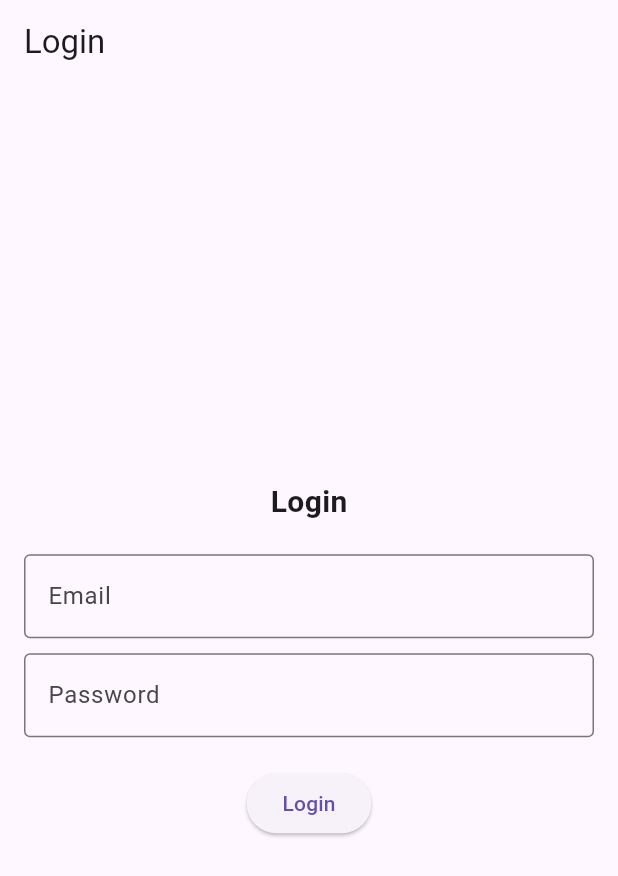
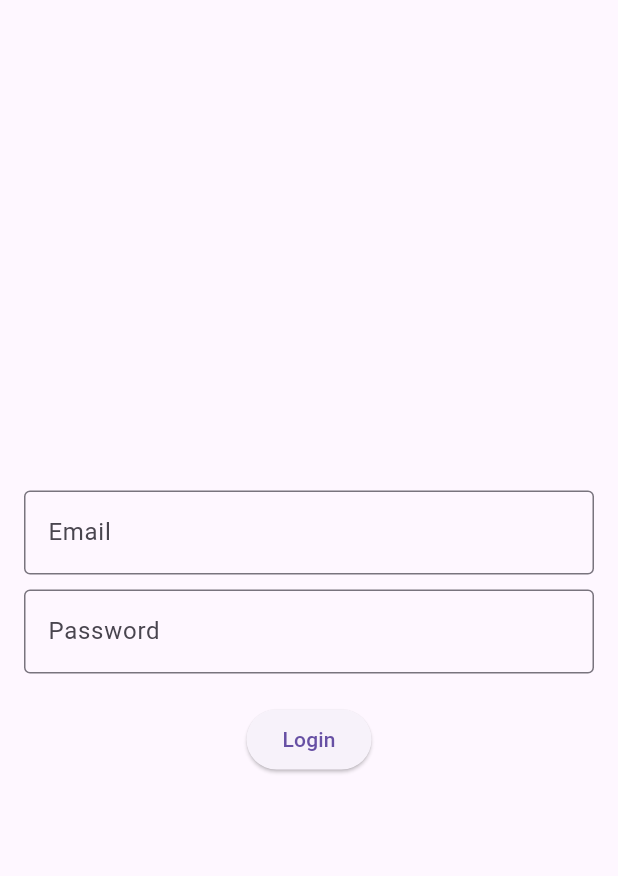
Before and after one commit to stilllove1511/chat_mobile, a Flutter app: the screen it shows after launch, on a phone screen of 412 x 824 dp. Shown: the top 876 px of the screen. Run offline on Flutter 3.47's test engine with Material 3 defaults, Android fonts, the light colour scheme and no system bars; our stand-ins replace dio, firebase_core, firebase_messaging, flutter_dotenv; accounts and stored records are empty.

Commit message:
Remove app bar and login title

```diff
--- a/lib/Screens/login_screen.dart
+++ b/lib/Screens/login_screen.dart
@@ -31,22 +31,12 @@ class _LoginScreen extends State<LoginScreen> {
     final messagingProvider = Provider.of<MessagingProvider>(context);
 
     return Scaffold(
-      appBar: AppBar(
-        title: const Text('Login'),
-      ),
       body: Padding(
         padding: const EdgeInsets.all(16.0),
         child: Center(
           child: Column(
             mainAxisAlignment: MainAxisAlignment.center,
             children: [
-              const Text(
-                'Login',
-                style: TextStyle(
-                  fontSize: 20,
-                  fontWeight: FontWeight.bold,
-                ),
-              ),
               const SizedBox(height: 20),
               TextFormField(
                 decoration: const InputDecoration(
```
